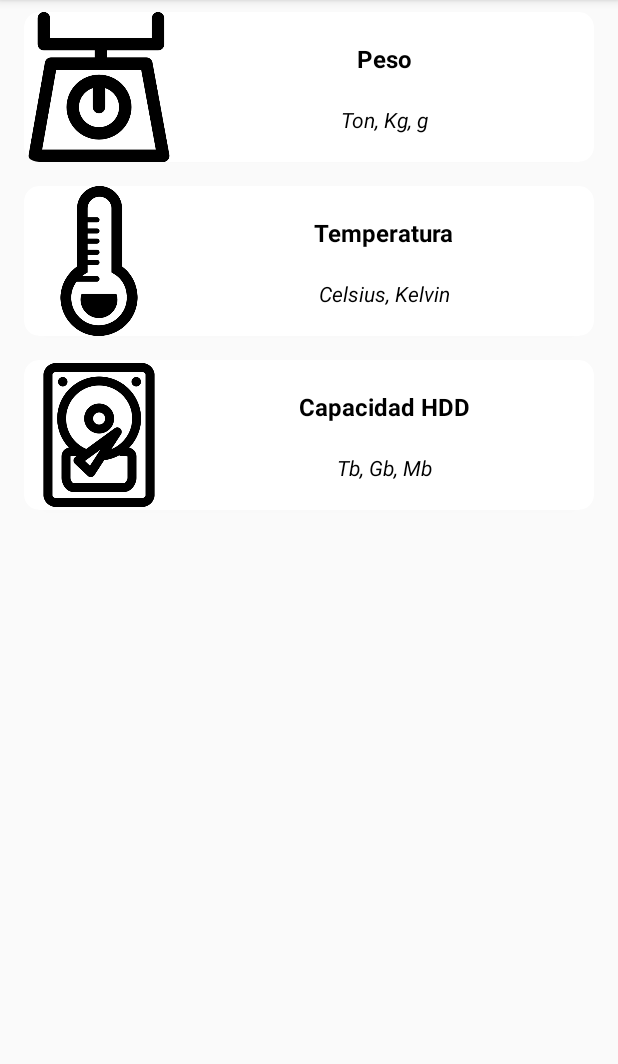
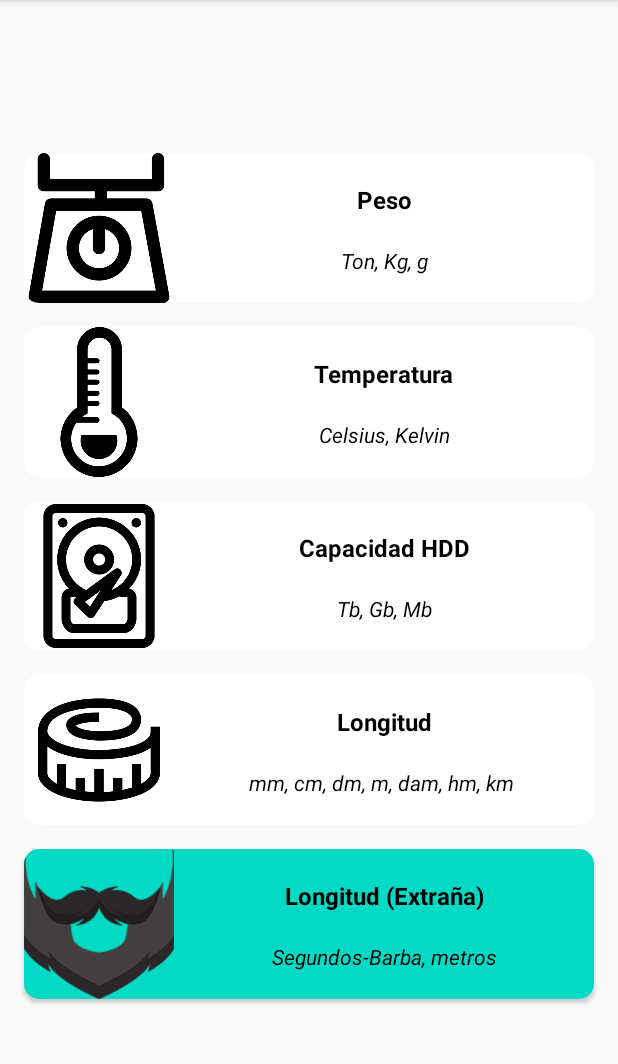
Before and after one commit to joseolivagarcia/Conversor, an Android app: the screen it shows after launch (MainActivity), on a phone screen of 412 x 824 dp, the part 84-1148 px from its top. Run offline under Robolectric (Android 15) with nearby library versions, the phone set to English and light mode, and no system bars.

Commit message:
añadida medida extraña como extra. A falta de splash screen o algun pequeño detalle

```diff
--- a/app/src/main/AndroidManifest.xml
+++ b/app/src/main/AndroidManifest.xml
@@ -14,10 +14,10 @@
         android:theme="@style/Theme.Conversor"
         tools:targetApi="31">
         <activity
-            android:name=".ConversorActivity"
+            android:name=".ConversorActivity" android:screenOrientation="portrait"
             android:exported="false" />
         <activity
-            android:name=".MainActivity"
+            android:name=".MainActivity" android:screenOrientation="portrait"
             android:exported="true">
             <intent-filter>
                 <action android:name="android.intent.action.MAIN" />
--- a/app/src/main/java/joseoliva/com/conversor/adapter/UnidadAdapter.kt
+++ b/app/src/main/java/joseoliva/com/conversor/adapter/UnidadAdapter.kt
@@ -1,5 +1,6 @@
 package joseoliva.com.conversor.adapter
 
+import android.graphics.Color
 import android.view.LayoutInflater
 import android.view.ViewGroup
 import androidx.recyclerview.widget.RecyclerView
@@ -36,6 +37,12 @@ class UnidadAdapter(
         val item = listaMedidas[position]
         holder.render(item,onClickListener)
 
+        //para pintar la ultima tarjeta (item)
+        if(position == listaMedidas.size -1){
+            val color: String = "#FF03DAC5"
+            holder.card.setBackgroundColor(Color.parseColor(color))
+        }
+
     }
 
     override fun getItemCount(): Int {
--- a/app/src/main/java/joseoliva/com/conversor/adapter/UnidadViewHolder.kt
+++ b/app/src/main/java/joseoliva/com/conversor/adapter/UnidadViewHolder.kt
@@ -3,6 +3,8 @@ package joseoliva.com.conversor.adapter
 import android.view.View
 import android.widget.ImageView
 import android.widget.TextView
+import androidx.cardview.widget.CardView
+import androidx.constraintlayout.widget.ConstraintLayout
 import androidx.recyclerview.widget.RecyclerView
 import joseoliva.com.conversor.R
 import joseoliva.com.conversor.model.Unidad
@@ -12,6 +14,8 @@ Este ViewHolder debe recibir una vista y extender de RecyclerView.ViewHolder que
 Aqui obtenemos los datos que necesitemos para rellenar cada item
  */
 class UnidadViewHolder(view: View): RecyclerView.ViewHolder(view) {
+
+    val card = view.findViewById<ConstraintLayout>(R.id.cardview)
 
     val imagenUnidad = view.findViewById<ImageView>(R.id.ivunidad)
     val nombreMedida = view.findViewById<TextView>(R.id.tvnombremedida)
--- a/app/src/main/java/joseoliva/com/conversor/provider/UnidadProvider.kt
+++ b/app/src/main/java/joseoliva/com/conversor/provider/UnidadProvider.kt
@@ -13,7 +13,9 @@ class UnidadProvider {
         val unidadList = listOf<Unidad>(
             Unidad(R.drawable.peso,"Peso","Ton, Kg, g"),
             Unidad(R.drawable.temperatura,"Temperatura","Celsius, Kelvin"),
-            Unidad(R.drawable.hdd,"Capacidad HDD","Tb, Gb, Mb")
+            Unidad(R.drawable.hdd,"Capacidad HDD","Tb, Gb, Mb"),
+            Unidad(R.drawable.longitud,"Longitud","mm, cm, dm, m, dam, hm, km "),
+            Unidad(R.drawable.icobarba,"Longitud (Extraña)","Segundos-Barba, metros")
         )
     }
 }
--- a/app/src/main/res/layout/activity_main.xml
+++ b/app/src/main/res/layout/activity_main.xml
@@ -5,7 +5,8 @@
     android:layout_width="match_parent"
     android:layout_height="match_parent"
     tools:context=".MainActivity"
-    android:orientation="vertical">
+    android:orientation="vertical"
+    android:gravity="center">
 
     <androidx.recyclerview.widget.RecyclerView
         android:id="@+id/rvmedidas"
--- a/app/src/main/res/layout/item_unidad.xml
+++ b/app/src/main/res/layout/item_unidad.xml
@@ -2,6 +2,7 @@
 <androidx.cardview.widget.CardView xmlns:android="http://schemas.android.com/apk/res/android"
     xmlns:app="http://schemas.android.com/apk/res-auto"
     xmlns:tools="http://schemas.android.com/tools"
+
     android:layout_width="match_parent"
     android:layout_height="wrap_content"
     android:layout_marginHorizontal="16dp"
@@ -10,6 +11,7 @@
     app:cardCornerRadius="10dp">
 
     <androidx.constraintlayout.widget.ConstraintLayout
+        android:id="@+id/cardview"
         android:layout_width="match_parent"
         android:layout_height="wrap_content">
 
```
Also changed, not shown: app/src/main/java/joseoliva/com/conversor/ConversorActivity.kt (+63 -0 lines), app/src/main/res/values/strings.xml (+14 -0 lines), app/src/main/res/drawable/icobarba.png (added), app/src/main/res/drawable/longitud.png (added).
